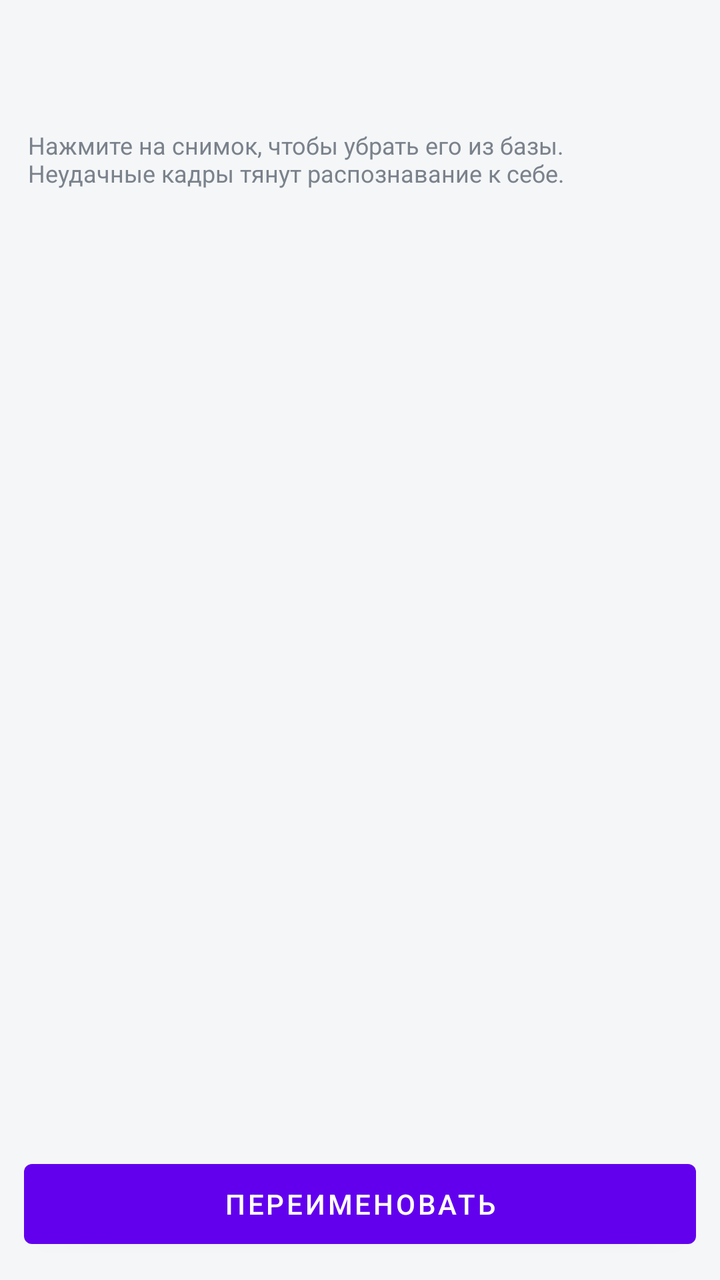
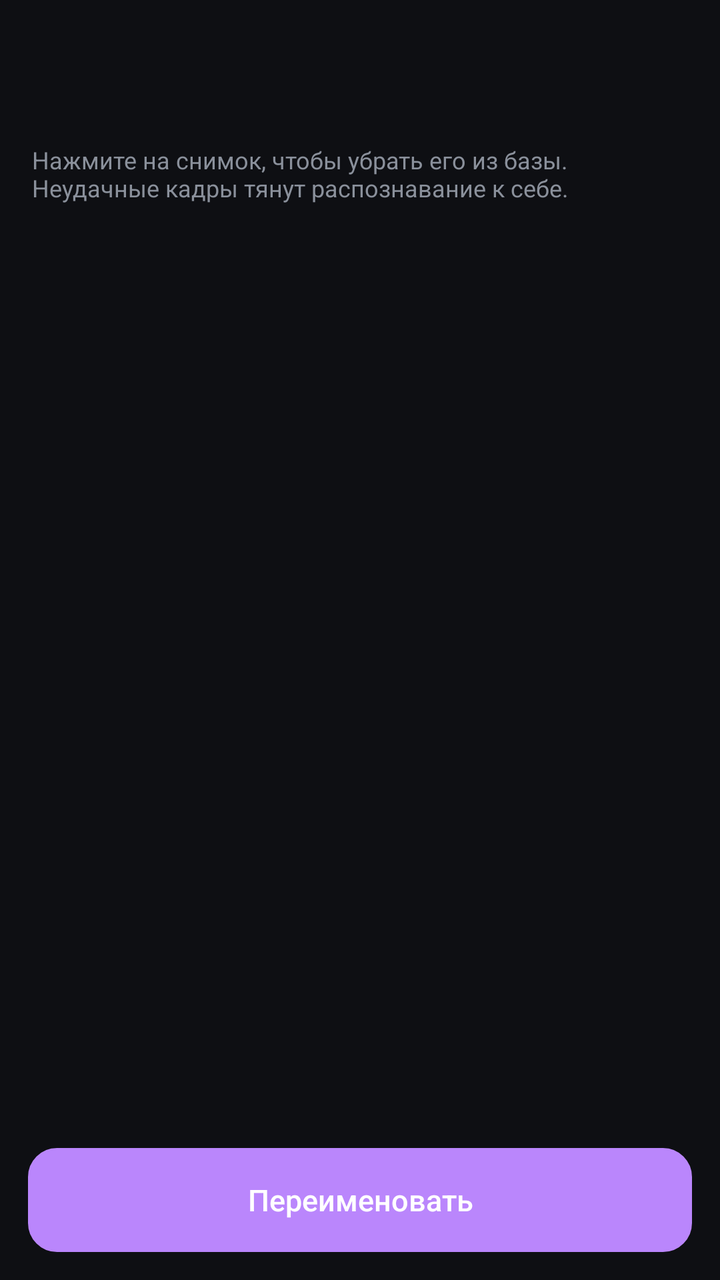

Two renders of the same Android screen: before a commit and after it. Below are the layout's source before the change and the commit's diff.
<!-- AndroidManifest.xml: application theme Theme.Lookalike -->
<!-- res/layout/activity_product.xml -->
<?xml version="1.0" encoding="utf-8"?>
<LinearLayout xmlns:android="http://schemas.android.com/apk/res/android"
    android:layout_width="match_parent"
    android:layout_height="match_parent"
    android:orientation="vertical"
    android:background="@color/bg">

    <TextView
        android:id="@+id/name"
        android:layout_width="match_parent"
        android:layout_height="wrap_content"
        android:paddingHorizontal="14dp"
        android:paddingTop="14dp"
        android:textSize="17sp"
        android:textStyle="bold"
        android:textColor="@color/text" />

    <TextView
        android:id="@+id/summary"
        android:layout_width="match_parent"
        android:layout_height="wrap_content"
        android:paddingHorizontal="14dp"
        android:paddingBottom="10dp"
        android:textSize="13sp"
        android:textColor="@color/muted" />

    <TextView
        android:layout_width="match_parent"
        android:layout_height="wrap_content"
        android:paddingHorizontal="14dp"
        android:paddingBottom="8dp"
        android:textSize="12sp"
        android:textColor="@color/muted"
        android:text="@string/tap_to_delete" />

    <ScrollView
        android:layout_width="match_parent"
        android:layout_height="0dp"
        android:layout_weight="1">

        <GridLayout
            android:id="@+id/grid"
            android:layout_width="match_parent"
            android:layout_height="wrap_content"
            android:padding="6dp" />
    </ScrollView>

    <Button
        android:id="@+id/rename"
        android:layout_width="match_parent"
        android:layout_height="52dp"
        android:layout_margin="12dp"
        android:text="@string/rename" />
</LinearLayout>
<!-- resources referenced by this layout -->
<resources>
  <color name="bg">#F5F6F8</color>
  <color name="muted">#7A828C</color>
  <color name="text">#1A1D21</color>
  <string name="rename">Переименовать</string>
  <string name="tap_to_delete">Нажмите на снимок, чтобы убрать его из базы. Неудачные кадры тянут распознавание к себе.</string>
  <style name="Theme.Lookalike" parent="Theme.MaterialComponents.Light.NoActionBar" />
</resources>

<!-- the commit's change to res/layout/activity_product.xml (unified diff, before → after) -->
@@ -9,9 +9,9 @@
         android:id="@+id/name"
         android:layout_width="match_parent"
         android:layout_height="wrap_content"
-        android:paddingHorizontal="14dp"
-        android:paddingTop="14dp"
-        android:textSize="17sp"
+        android:paddingHorizontal="16dp"
+        android:paddingTop="18dp"
+        android:textSize="20sp"
         android:textStyle="bold"
         android:textColor="@color/text" />
 
@@ -19,16 +19,17 @@
         android:id="@+id/summary"
         android:layout_width="match_parent"
         android:layout_height="wrap_content"
-        android:paddingHorizontal="14dp"
-        android:paddingBottom="10dp"
+        android:paddingHorizontal="16dp"
+        android:paddingTop="3dp"
         android:textSize="13sp"
         android:textColor="@color/muted" />
 
     <TextView
         android:layout_width="match_parent"
         android:layout_height="wrap_content"
-        android:paddingHorizontal="14dp"
-        android:paddingBottom="8dp"
+        android:paddingHorizontal="16dp"
+        android:paddingTop="6dp"
+        android:paddingBottom="12dp"
         android:textSize="12sp"
         android:textColor="@color/muted"
         android:text="@string/tap_to_delete" />
@@ -36,19 +37,21 @@
     <ScrollView
         android:layout_width="match_parent"
         android:layout_height="0dp"
-        android:layout_weight="1">
+        android:layout_weight="1"
+        android:clipToPadding="false">
 
         <GridLayout
             android:id="@+id/grid"
             android:layout_width="match_parent"
             android:layout_height="wrap_content"
-            android:padding="6dp" />
+            android:padding="8dp" />
     </ScrollView>
 
     <Button
         android:id="@+id/rename"
+        style="@style/Btn.Ghost"
         android:layout_width="match_parent"
         android:layout_height="52dp"
-        android:layout_margin="12dp"
+        android:layout_margin="14dp"
         android:text="@string/rename" />
 </LinearLayout>
<!-- resource entries referenced after the edit -->
@@ -1,10 +1,38 @@
 <!-- resources referenced by this layout -->
 <resources>
-  <color name="bg">#F5F6F8</color>
-  <color name="muted">#7A828C</color>
-  <color name="text">#1A1D21</color>
+  <color name="bg">#0E0F13</color>
+  <color name="muted">#8A909B</color>
+  <color name="text">#FFFFFF</color>
   <string name="rename">Переименовать</string>
   <string name="tap_to_delete">Нажмите на снимок, чтобы убрать его из базы. Неудачные кадры тянут распознавание к себе.</string>
-  <style name="Theme.Lookalike" parent="Theme.MaterialComponents.Light.NoActionBar" />
+  <style name="Btn.Ghost" parent="Widget.AppCompat.Button.Borderless">
+          <item name="android:background">@drawable/btn_ghost</item>
+          <item name="android:textColor">@color/text</item>
+          <item name="android:textAllCaps">false</item>
+          <item name="android:textSize">15sp</item>
+          <item name="android:stateListAnimator">@null</item>
+      </style>
+  <style name="Theme.Lookalike" parent="Theme.MaterialComponents.NoActionBar">
+          <item name="android:windowBackground">@color/bg</item>
+          <item name="android:statusBarColor">@color/bg</item>
+          <item name="android:navigationBarColor">@color/bg</item>
+          <item name="colorAccent">@color/accent</item>
+          <item name="android:textColorPrimary">@color/text</item>
+      </style>
+  <!-- drawable btn_ghost (drawable) -->
+  <?xml version="1.0" encoding="utf-8"?>
+  <ripple xmlns:android="http://schemas.android.com/apk/res/android"
+      android:color="#22FFFFFF">
+      <item>
+          <shape android:shape="rectangle">
+              <corners android:radius="14dp" />
+              <solid android:color="@color/surface" />
+              <stroke android:width="1dp" android:color="@color/stroke" />
+          </shape>
+      </item>
+  </ripple>
+  <color name="accent">#E1306C</color>
+  <color name="surface">#191B22</color>
+  <color name="stroke">#2E323D</color>
 </resources>
 
